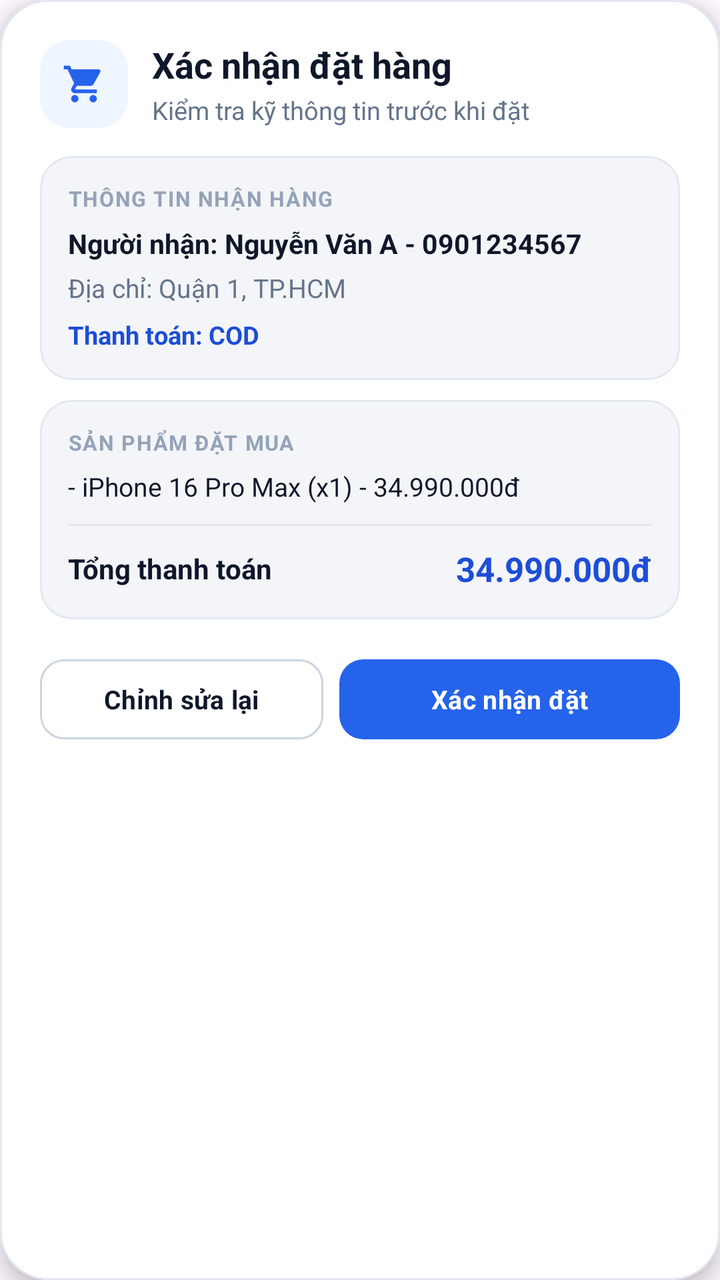
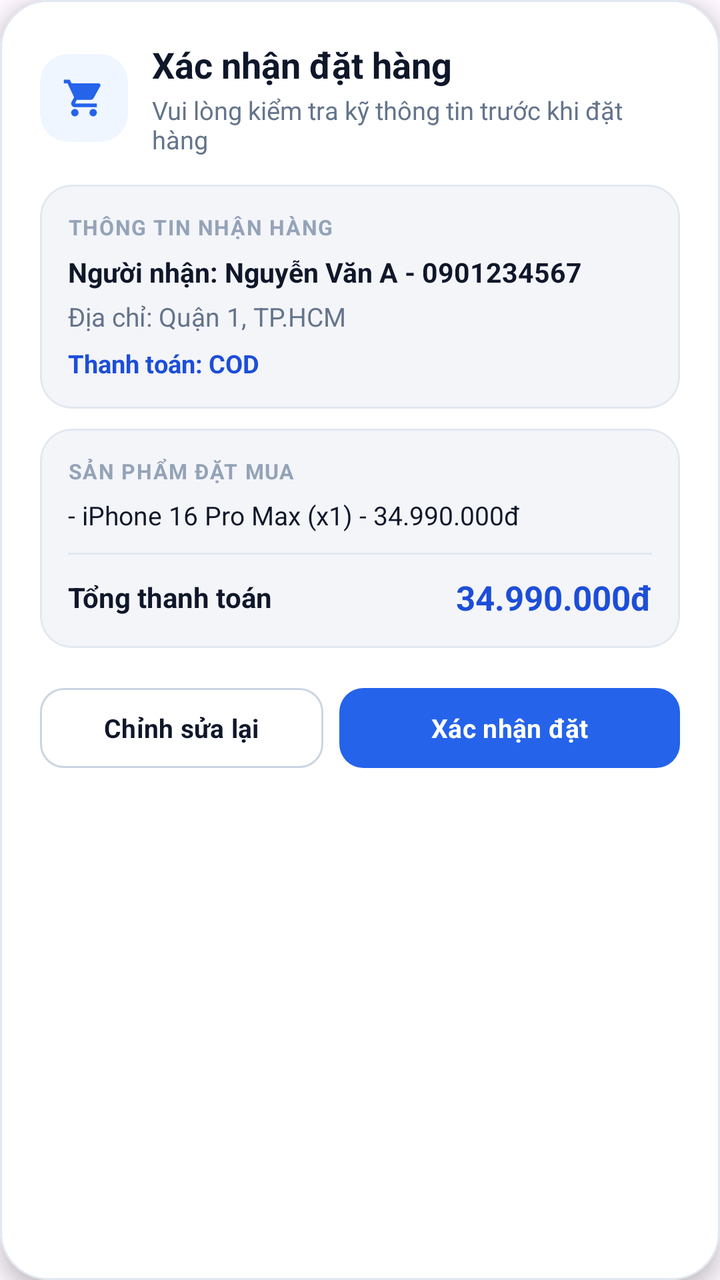

Compare the two renders of this Android layout. The source of the first and the diff that turns it into the second are given below.
<!-- AndroidManifest.xml: application theme Theme.MyApplication -->
<!-- res/layout/dialog_order_summary.xml -->
<?xml version="1.0" encoding="utf-8"?>
<com.google.android.material.card.MaterialCardView xmlns:android="http://schemas.android.com/apk/res/android"
    xmlns:app="http://schemas.android.com/apk/res-auto"
    xmlns:tools="http://schemas.android.com/tools"
    android:layout_width="match_parent"
    android:layout_height="wrap_content"
    android:layout_margin="12dp"
    app:cardBackgroundColor="@color/surface"
    app:cardCornerRadius="24dp"
    app:cardElevation="6dp"
    app:strokeColor="@color/border"
    app:strokeWidth="1dp"
    tools:ignore="HardcodedText,TouchTargetSizeCheck">

    <ScrollView
        android:layout_width="match_parent"
        android:layout_height="wrap_content"
        android:overScrollMode="never"
        android:scrollbars="none">

        <LinearLayout
            android:layout_width="match_parent"
            android:layout_height="wrap_content"
            android:orientation="vertical"
            android:padding="20dp">

            
            <LinearLayout
                android:layout_width="match_parent"
                android:layout_height="wrap_content"
                android:gravity="center_vertical"
                android:orientation="horizontal">

                <com.google.android.material.card.MaterialCardView
                    android:id="@+id/cardDialogIcon"
                    android:layout_width="44dp"
                    android:layout_height="44dp"
                    app:cardBackgroundColor="@color/primary_soft"
                    app:cardCornerRadius="14dp"
                    app:cardElevation="0dp"
                    app:strokeWidth="0dp">

                    <ImageView
                        android:id="@+id/imgDialogIcon"
                        android:layout_width="22dp"
                        android:layout_height="22dp"
                        android:layout_gravity="center"
                        android:contentDescription="Biểu tượng đơn hàng"
                        android:src="@drawable/ic_cart_24"
                        app:tint="@color/primary" />
                </com.google.android.material.card.MaterialCardView>

                <LinearLayout
                    android:layout_width="0dp"
                    android:layout_height="wrap_content"
                    android:layout_marginStart="12dp"
                    android:layout_weight="1"
                    android:orientation="vertical">

                    <TextView
                        android:id="@+id/tvDialogTitle"
                        android:layout_width="wrap_content"
                        android:layout_height="wrap_content"
                        android:text="Xác nhận đặt hàng"
                        android:textColor="@color/ink"
                        android:textSize="18sp"
                        android:textStyle="bold" />

                    <TextView
                        android:id="@+id/tvDialogSubtitle"
                        android:layout_width="wrap_content"
                        android:layout_height="wrap_content"
                        android:layout_marginTop="2dp"
                        android:text="Kiểm tra kỹ thông tin trước khi đặt"
                        android:textColor="@color/text_secondary"
                        android:textSize="12.5sp" />
                </LinearLayout>
            </LinearLayout>

            <TextView
                android:id="@+id/tvDialogBadge"
                android:layout_width="wrap_content"
                android:layout_height="wrap_content"
                android:layout_marginTop="12dp"
                android:background="@drawable/bg_badge_primary"
                android:paddingStart="10dp"
                android:paddingTop="4dp"
                android:paddingEnd="10dp"
                android:paddingBottom="4dp"
                android:text="Mã đơn: #ORD-000000"
                android:textColor="@color/primary_dark"
                android:textSize="12sp"
                android:textStyle="bold"
                android:visibility="gone" />

            
            <com.google.android.material.card.MaterialCardView
                android:layout_width="match_parent"
                android:layout_height="wrap_content"
                android:layout_marginTop="14dp"
                app:cardBackgroundColor="@color/screen_background"
                app:cardCornerRadius="16dp"
                app:cardElevation="0dp"
                app:strokeColor="@color/border"
                app:strokeWidth="1dp">

                <LinearLayout
                    android:layout_width="match_parent"
                    android:layout_height="wrap_content"
                    android:orientation="vertical"
                    android:padding="14dp">

                    <TextView
                        android:layout_width="wrap_content"
                        android:layout_height="wrap_content"
                        android:letterSpacing="0.05"
                        android:text="THÔNG TIN NHẬN HÀNG"
                        android:textColor="@color/text_tertiary"
                        android:textSize="10.5sp"
                        android:textStyle="bold" />

                    <TextView
                        android:id="@+id/tvDialogReceiver"
                        android:layout_width="match_parent"
                        android:layout_height="wrap_content"
                        android:layout_marginTop="6dp"
                        android:text="Người nhận: Nguyễn Văn A - 0901234567"
                        android:textColor="@color/ink"
                        android:textSize="13.5sp"
                        android:textStyle="bold" />

                    <TextView
                        android:id="@+id/tvDialogAddress"
                        android:layout_width="match_parent"
                        android:layout_height="wrap_content"
                        android:layout_marginTop="4dp"
                        android:text="Địa chỉ: Quận 1, TP.HCM"
                        android:textColor="@color/text_secondary"
                        android:textSize="13sp" />

                    <TextView
                        android:id="@+id/tvDialogNote"
                        android:layout_width="match_parent"
                        android:layout_height="wrap_content"
                        android:layout_marginTop="4dp"
                        android:text="Ghi chú: Giao giờ hành chính"
                        android:textColor="@color/text_secondary"
                        android:textSize="12.5sp"
                        android:visibility="gone" />

                    <TextView
                        android:id="@+id/tvDialogPayment"
                        android:layout_width="match_parent"
                        android:layout_height="wrap_content"
                        android:layout_marginTop="6dp"
                        android:text="Thanh toán: COD"
                        android:textColor="@color/primary_dark"
                        android:textSize="12.5sp"
                        android:textStyle="bold" />
                </LinearLayout>
            </com.google.android.material.card.MaterialCardView>

            
            <com.google.android.material.card.MaterialCardView
                android:layout_width="match_parent"
                android:layout_height="wrap_content"
                android:layout_marginTop="10dp"
                app:cardBackgroundColor="@color/screen_background"
                app:cardCornerRadius="16dp"
                app:cardElevation="0dp"
                app:strokeColor="@color/border"
                app:strokeWidth="1dp">

                <LinearLayout
                    android:layout_width="match_parent"
                    android:layout_height="wrap_content"
                    android:orientation="vertical"
                    android:padding="14dp">

                    <TextView
                        android:id="@+id/tvDialogItemsHeader"
                        android:layout_width="wrap_content"
                        android:layout_height="wrap_content"
                        android:letterSpacing="0.05"
                        android:text="SẢN PHẨM ĐẶT MUA"
                        android:textColor="@color/text_tertiary"
                        android:textSize="10.5sp"
                        android:textStyle="bold" />

                    <TextView
                        android:id="@+id/tvDialogItems"
                        android:layout_width="match_parent"
                        android:layout_height="wrap_content"
                        android:layout_marginTop="6dp"
                        android:lineSpacingExtra="4dp"
                        android:text="- iPhone 16 Pro Max (x1) - 34.990.000đ"
                        android:textColor="@color/ink"
                        android:textSize="13sp" />

                    <View
                        android:layout_width="match_parent"
                        android:layout_height="1dp"
                        android:layout_marginTop="10dp"
                        android:layout_marginBottom="10dp"
                        android:background="@color/border" />

                    <LinearLayout
                        android:layout_width="match_parent"
                        android:layout_height="wrap_content"
                        android:gravity="center_vertical"
                        android:orientation="horizontal">

                        <TextView
                            android:layout_width="0dp"
                            android:layout_height="wrap_content"
                            android:layout_weight="1"
                            android:text="Tổng thanh toán"
                            android:textColor="@color/ink"
                            android:textSize="14sp"
                            android:textStyle="bold" />

                        <TextView
                            android:id="@+id/tvDialogTotal"
                            android:layout_width="wrap_content"
                            android:layout_height="wrap_content"
                            android:text="34.990.000đ"
                            android:textColor="@color/primary_dark"
                            android:textSize="17sp"
                            android:textStyle="bold" />
                    </LinearLayout>
                </LinearLayout>
            </com.google.android.material.card.MaterialCardView>

            
            <LinearLayout
                android:layout_width="match_parent"
                android:layout_height="wrap_content"
                android:layout_marginTop="16dp"
                android:orientation="horizontal">

                <com.google.android.material.button.MaterialButton
                    android:id="@+id/btnDialogNegative"
                    style="@style/Widget.Material3.Button.OutlinedButton"
                    android:layout_width="0dp"
                    android:layout_height="48dp"
                    android:layout_marginEnd="8dp"
                    android:layout_weight="1"
                    android:minHeight="48dp"
                    android:text="Chỉnh sửa lại"
                    android:textAllCaps="false"
                    android:textColor="@color/ink"
                    android:textSize="13sp"
                    android:textStyle="bold"
                    app:backgroundTint="@color/surface"
                    app:cornerRadius="12dp"
                    app:strokeColor="@color/border_strong"
                    app:strokeWidth="1dp" />

                <com.google.android.material.button.MaterialButton
                    android:id="@+id/btnDialogPositive"
                    android:layout_width="0dp"
                    android:layout_height="48dp"
                    android:layout_weight="1.2"
                    android:minHeight="48dp"
                    android:text="Xác nhận đặt"
                    android:textAllCaps="false"
                    android:textColor="@color/white"
                    android:textSize="13sp"
                    android:textStyle="bold"
                    app:backgroundTint="@color/primary"
                    app:cornerRadius="12dp" />
            </LinearLayout>
        </LinearLayout>
    </ScrollView>
</com.google.android.material.card.MaterialCardView>
<!-- resources referenced by this layout -->
<resources>
  <color name="border">#E2E8F0</color>
  <color name="border_strong">#CBD5E1</color>
  <color name="ink">#0F172A</color>
  <color name="primary">#2563EB</color>
  <color name="primary_dark">#1D4ED8</color>
  <color name="primary_soft">#EFF6FF</color>
  <color name="screen_background">#F4F5F9</color>
  <color name="surface">#FFFFFFFF</color>
  <color name="text_secondary">#64748B</color>
  <color name="text_tertiary">#94A3B8</color>
  <color name="white">#FFFFFFFF</color>
  <!-- drawable bg_badge_primary (drawable) -->
  <?xml version="1.0" encoding="utf-8"?>
  <shape xmlns:android="http://schemas.android.com/apk/res/android" android:shape="rectangle">
      <solid android:color="#DBEAFE" />
      <stroke
          android:width="1dp"
          android:color="#93C5FD" />
      <corners android:radius="10dp" />
  </shape>
  <!-- drawable ic_cart_24 (drawable) -->
  <vector xmlns:android="http://schemas.android.com/apk/res/android"
      android:width="24dp"
      android:height="24dp"
      android:viewportWidth="24"
      android:viewportHeight="24">
      <path
          android:fillColor="@color/ink"
          android:pathData="M7,18c-1.1,0 -1.99,0.9 -1.99,2S5.9,22 7,22s2,-0.9 2,-2 -0.9,-2 -2,-2zM1,2v2h2l3.6,7.59 -1.35,2.45c-0.16,0.28 -0.25,0.61 -0.25,0.96 0,1.1 0.9,2 2,2h12v-2H7.42c-0.14,0 -0.25,-0.11 -0.25,-0.25l0.03,-0.12 0.9,-1.63h7.45c0.75,0 1.41,-0.41 1.75,-1.03l3.58,-6.49c0.08,-0.14 0.12,-0.31 0.12,-0.48 0,-0.55 -0.45,-1 -1,-1H5.21l-0.94,-2H1zm16,16c-1.1,0 -1.99,0.9 -1.99,2s0.89,2 1.99,2 2,-0.9 2,-2 -0.9,-2 -2,-2z" />
  </vector>
  <style name="Theme.MyApplication" parent="Base.Theme.MyApplication" />
  <style name="Base.Theme.MyApplication" parent="Theme.Material3.Light.NoActionBar">
          <item name="colorPrimary">@color/primary</item>
          <item name="colorOnPrimary">@color/white</item>
          <item name="colorPrimaryContainer">@color/primary_soft</item>
          <item name="colorOnPrimaryContainer">@color/primary_dark</item>
          <item name="colorSecondaryContainer">@color/primary_soft</item>
          <item name="colorOnSecondaryContainer">@color/primary_dark</item>
          <item name="colorSurface">@color/surface</item>
          <item name="colorOnSurface">@color/ink</item>
          <item name="colorSurfaceVariant">@color/surface_subtle</item>
          <item name="colorOnSurfaceVariant">@color/text_secondary</item>
          <item name="colorOutline">@color/border_strong</item>
          <item name="elevationOverlayEnabled">false</item>
          <item name="android:fontFamily">sans-serif</item>
          <item name="android:windowLightStatusBar">true</item>
          <item name="android:statusBarColor">@color/screen_background</item>
          <item name="android:navigationBarColor">@color/screen_background</item>
          <item name="android:windowLightNavigationBar" tools:targetApi="27">true</item>
          <item name="android:windowActionModeOverlay">true</item>
      </style>
  <color name="surface_subtle">#F1F5F9</color>
</resources>

<!-- the commit's change to res/layout/dialog_order_summary.xml (unified diff, before → after) -->
@@ -71,7 +71,7 @@
                         android:layout_width="wrap_content"
                         android:layout_height="wrap_content"
                         android:layout_marginTop="2dp"
-                        android:text="Kiểm tra kỹ thông tin trước khi đặt"
+                        android:text="Vui lòng kiểm tra kỹ thông tin trước khi đặt hàng"
                         android:textColor="@color/text_secondary"
                         android:textSize="12.5sp" />
                 </LinearLayout>
